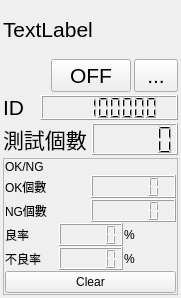
First picture: the form in bank-view/frontslot.ui, repository smandyscom/front-base-widget, before the edit.
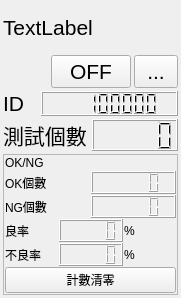
Second picture: the form after the edit.

What changed in the file:
```diff
--- a/bank-view/frontslot.ui
+++ b/bank-view/frontslot.ui
@@ -264,7 +264,7 @@
         <item row="5" column="1">
          <widget class="QPushButton" name="pushButtonClear">
           <property name="text">
-           <string>Clear</string>
+           <string>計數清零</string>
           </property>
          </widget>
         </item>
```
